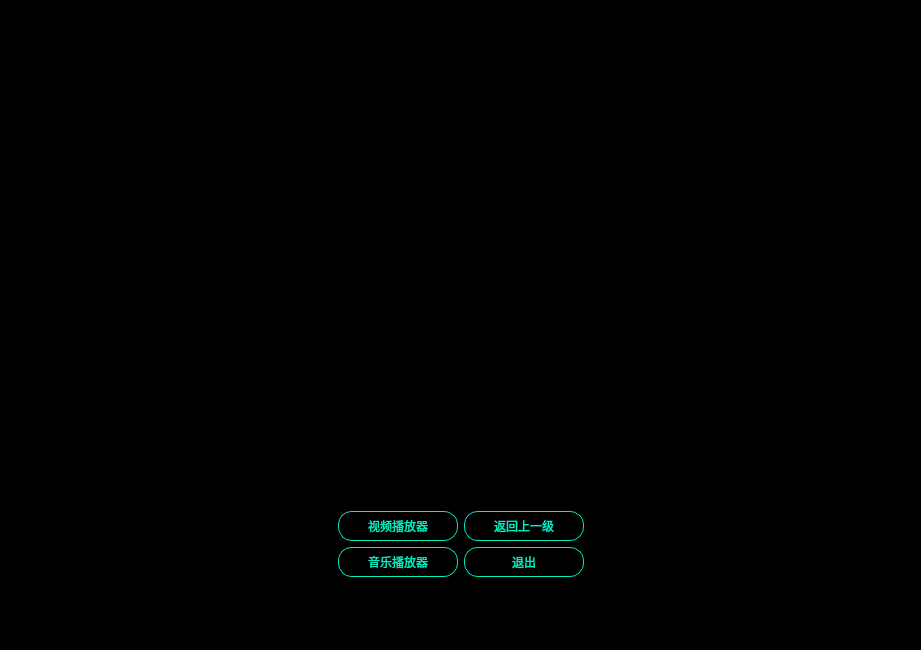
The window that MediaPlayer/src/mainwidget.ui (KikyoShaw/MediaPlayer) describes before a commit, drawn with Qt 5.
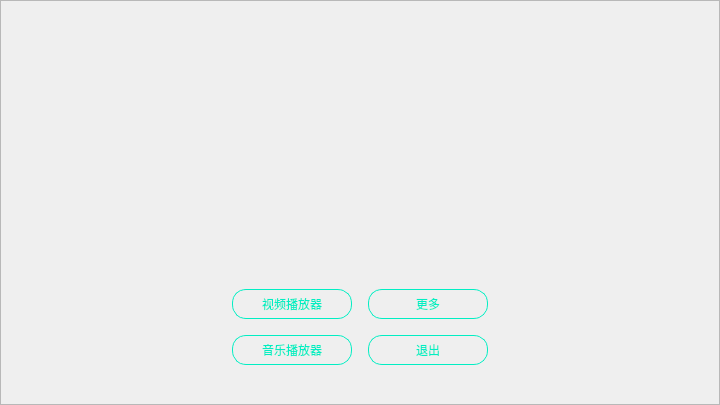
The same window after the commit.

Patch:
```diff
--- a/MediaPlayer/src/mainwidget.ui
+++ b/MediaPlayer/src/mainwidget.ui
@@ -6,74 +6,10 @@
    <rect>
     <x>0</x>
     <y>0</y>
-    <width>921</width>
-    <height>650</height>
+    <width>720</width>
+    <height>405</height>
    </rect>
   </property>
-  <property name="palette">
-   <palette>
-    <active>
-     <colorrole role="Base">
-      <brush brushstyle="SolidPattern">
-       <color alpha="255">
-        <red>255</red>
-        <green>255</green>
-        <blue>255</blue>
-       </color>
-      </brush>
-     </colorrole>
-     <colorrole role="Window">
-      <brush brushstyle="SolidPattern">
-       <color alpha="255">
-        <red>0</red>
-        <green>0</green>
-        <blue>0</blue>
-       </color>
-      </brush>
-     </colorrole>
-    </active>
-    <inactive>
-     <colorrole role="Base">
-      <brush brushstyle="SolidPattern">
-       <color alpha="255">
-        <red>255</red>
-        <green>255</green>
-        <blue>255</blue>
-       </color>
-      </brush>
-     </colorrole>
-     <colorrole role="Window">
-      <brush brushstyle="SolidPattern">
-       <color alpha="255">
-        <red>0</red>
-        <green>0</green>
-        <blue>0</blue>
-       </color>
-      </brush>
-     </colorrole>
-    </inactive>
-    <disabled>
-     <colorrole role="Base">
-      <brush brushstyle="SolidPattern">
-       <color alpha="255">
-        <red>0</red>
-        <green>0</green>
-        <blue>0</blue>
-       </color>
-      </brush>
-     </colorrole>
-     <colorrole role="Window">
-      <brush brushstyle="SolidPattern">
-       <color alpha="255">
-        <red>0</red>
-        <green>0</green>
-        <blue>0</blue>
-       </color>
-      </brush>
-     </colorrole>
-    </disabled>
-   </palette>
-  </property>
   <property name="windowTitle">
    <string>媒体播放器</string>
   </property>
@@ -86,50 +22,89 @@
 	color: #01EEC3;
 }</string>
   </property>
+  <layout class="QVBoxLayout" name="verticalLayout">
+   <property name="spacing">
+    <number>0</number>
+   </property>
+   <property name="leftMargin">
+    <number>0</number>
+   </property>
+   <property name="topMargin">
+    <number>0</number>
+   </property>
+   <property name="rightMargin">
+    <number>0</number>
+   </property>
+   <property name="bottomMargin">
+    <number>0</number>
+   </property>
+   <item>
+    <widget class="QFrame" name="frame">
+     <property name="styleSheet">
+      <string notr="true"/>
+     </property>
+     <property name="frameShape">
+      <enum>QFrame::StyledPanel</enum>
+     </property>
+     <property name="frameShadow">
+      <enum>QFrame::Raised</enum>
+     </property>
+     <widget class="QWidget" name="widget" native="true">
+      <property name="geometry">
+       <rect>
+        <x>0</x>
+        <y>0</y>
+        <width>720</width>
+        <height>405</height>
+       </rect>
+      </property>
   <layout class="QGridLayout" name="gridLayout_2">
-   <item row="0" column="0">
-    <widget class="QLabel" name="label">
-     <property name="minimumSize">
-      <size>
-       <width>811</width>
-       <height>431</height>
-      </size>
-     </property>
-     <property name="text">
-      <string/>
-     </property>
-    </widget>
-   </item>
-   <item row="1" column="0">
-    <spacer name="verticalSpacer_2">
+       <property name="leftMargin">
+        <number>0</number>
+       </property>
+       <property name="topMargin">
+        <number>0</number>
+       </property>
+       <property name="rightMargin">
+        <number>0</number>
+       </property>
+       <property name="bottomMargin">
+        <number>40</number>
+       </property>
+       <property name="spacing">
+        <number>0</number>
+       </property>
+       <item row="0" column="1">
+        <spacer name="verticalSpacer">
      <property name="orientation">
       <enum>Qt::Vertical</enum>
      </property>
      <property name="sizeHint" stdset="0">
       <size>
        <width>20</width>
-       <height>40</height>
+           <height>559</height>
       </size>
      </property>
     </spacer>
    </item>
-   <item row="2" column="0">
-    <layout class="QHBoxLayout" name="horizontalLayout">
-     <item>
+       <item row="1" column="0">
       <spacer name="horizontalSpacer">
        <property name="orientation">
         <enum>Qt::Horizontal</enum>
        </property>
        <property name="sizeHint" stdset="0">
         <size>
-         <width>268</width>
+           <width>368</width>
          <height>20</height>
         </size>
        </property>
       </spacer>
      </item>
-     <item>
+       <item row="1" column="1">
       <layout class="QGridLayout" name="gridLayout">
+         <property name="spacing">
+          <number>16</number>
+         </property>
        <item row="0" column="0">
         <widget class="QPushButton" name="vedio">
          <property name="minimumSize">
@@ -412,7 +387,7 @@
           <string notr="true">font: 75 12pt &quot;Aharoni&quot;;</string>
          </property>
          <property name="text">
-          <string>返回上一级</string>
+            <string>更多</string>
          </property>
         </widget>
        </item>
@@ -704,33 +679,37 @@
        </item>
       </layout>
      </item>
-     <item>
+       <item row="1" column="2">
       <spacer name="horizontalSpacer_2">
        <property name="orientation">
         <enum>Qt::Horizontal</enum>
        </property>
        <property name="sizeHint" stdset="0">
         <size>
-         <width>198</width>
+           <width>368</width>
          <height>20</height>
         </size>
        </property>
       </spacer>
      </item>
     </layout>
-   </item>
-   <item row="3" column="0">
-    <spacer name="verticalSpacer">
-     <property name="orientation">
-      <enum>Qt::Vertical</enum>
-     </property>
-     <property name="sizeHint" stdset="0">
-      <size>
-       <width>20</width>
-       <height>17</height>
-      </size>
-     </property>
-    </spacer>
+     </widget>
+     <widget class="QLabel" name="label">
+      <property name="geometry">
+       <rect>
+        <x>0</x>
+        <y>0</y>
+        <width>720</width>
+        <height>405</height>
+       </rect>
+      </property>
+      <property name="alignment">
+       <set>Qt::AlignCenter</set>
+      </property>
+     </widget>
+     <zorder>label</zorder>
+     <zorder>widget</zorder>
+    </widget>
    </item>
   </layout>
  </widget>
```
Left out of the diff: 4 changed lines with no effect on the pictures. Lines whose indentation alone changed are shown as unchanged.
